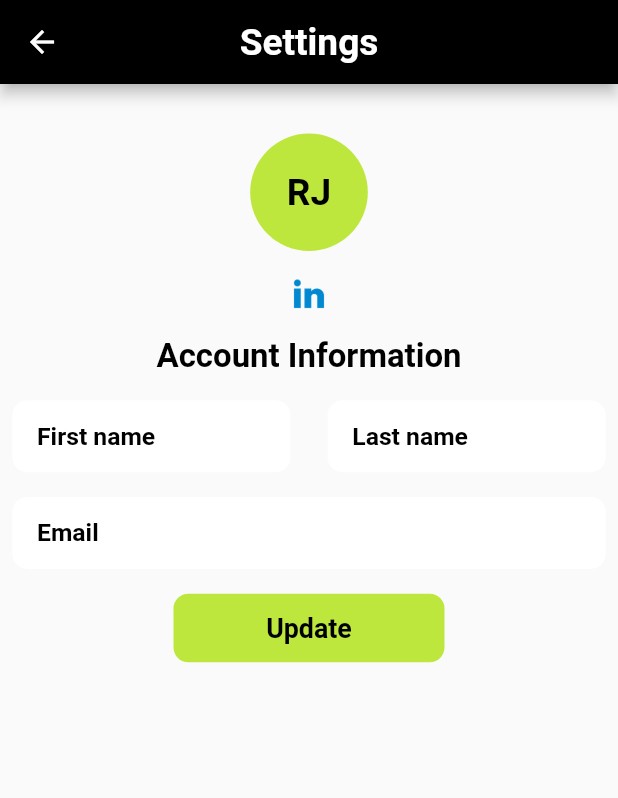
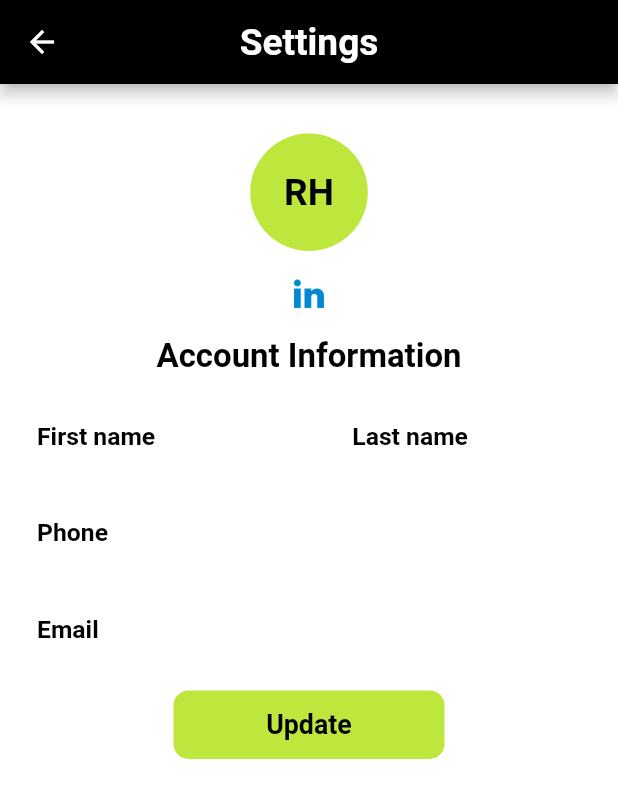
Before and after one commit to FLYINGSKATE/RetailHub, a Flutter app: the ProfileView screen opened by its route, on a phone screen of 412 x 824 dp. Shown: the top 798 px of the screen. Run offline on Flutter 3.47's test engine with Material 2 defaults, Android fonts, the phone set to English and light mode, and no system bars; our stand-ins replace cached_network_image, chewie, connectivity_plus, dio, flutter_spinkit, fluttertoast and 10 more; missing offline and left inert: footer, linkedin_login; accounts and stored records are empty; network calls fail; Roboto replaces fonts that are missing (assets/fonts/Montserrat); statements that could not run were skipped; project files that could hold a hidden picture were left out.

Commit message:
Fix all issues, integrate articles, and publish app on Play Store

```diff
--- a/lib/constants/api.dart
+++ b/lib/constants/api.dart
@@ -8,7 +8,7 @@ class API {
   static String forgetpassword = "$apiURL/forgetPassword";
   static String changePassword = "$apiURL/password/update";
   static String updateAccount =
-      "$apiURL/settings/retailer/update-account-information";
+      "$apiURL/update/profile";
 
 //Articles
   static String articles = "$apiURL/articles";
--- a/lib/constants/string.dart
+++ b/lib/constants/string.dart
@@ -32,6 +32,8 @@ class CustomStrings {
   static const String emailaddress1 = 'Email address';
   static const String password = 'Password';
   static const String forgotyourpassword = 'Forgot your password?';
+  static const String termsconditionlink = 'https://retailhub.ai/terms-service';
+
 
   // step2.1 RH
   static const String businessemail = 'Business E-mail';
--- a/lib/model/register_user_model.dart
+++ b/lib/model/register_user_model.dart
@@ -17,7 +17,7 @@ class RegisterUserModel {
 
     String message;
     User user;
-    bool success;
+    var success;
 
     factory RegisterUserModel.fromJson(Map<String, dynamic> json) => RegisterUserModel(
         message: json["message"],
--- a/lib/model/tagsarticles_model.dart
+++ b/lib/model/tagsarticles_model.dart
@@ -41,7 +41,7 @@ class TagsArticleModel {
     dynamic imagedata;
     String imageName;
     dynamic imageType;
-    AreaInterest areaInterest;
+    var areaInterest;
     String restricted;
     DateTime createdAt;
     DateTime updatedAt;
@@ -60,7 +60,7 @@ class TagsArticleModel {
         imagedata: json["imagedata"],
         imageName: json["image_name"],
         imageType: json["image_type"],
-        areaInterest: AreaInterest.fromJson(json["area_interest"]),
+        areaInterest:"",
         restricted: json["restricted"],
         createdAt: DateTime.parse(json["createdAt"]),
         updatedAt: DateTime.parse(json["updatedAt"]),
@@ -114,7 +114,7 @@ class Tag {
 
     String id;
     String name;
-    String nameLowerCase;
+    String? nameLowerCase;
     ArticleTag articleTag;
 
     factory Tag.fromJson(Map<String, dynamic> json) => Tag(
--- a/lib/model/user_model.dart
+++ b/lib/model/user_model.dart
@@ -9,13 +9,13 @@ UserModel userModelFromJson(String str) => UserModel.fromJson(json.decode(str));
 String userModelToJson(UserModel data) => json.encode(data.toJson());
 
 class UserModel {
+    String message;
+    Data data;
+
     UserModel({
         required this.message,
         required this.data,
     });
-
-    String message;
-    Data data;
 
     factory UserModel.fromJson(Map<String, dynamic> json) => UserModel(
         message: json["message"],
@@ -29,47 +29,47 @@ class UserModel {
 }
 
 class Data {
+    String token;
+    User user;
+
     Data({
         required this.token,
         required this.user,
-        required this.success,
     });
-
-    String token;
-    User user;
-    bool success;
 
     factory Data.fromJson(Map<String, dynamic> json) => Data(
         token: json["token"],
         user: User.fromJson(json["user"]),
-        success: json["success"],
     );
 
     Map<String, dynamic> toJson() => {
         "token": token,
         "user": user.toJson(),
-        "success": success,
     };
 }
 
 class User {
+    int id;
+    String email;
+    String name;
+    String firstName;
+    String lastName;
+    String phoneNumber;
+    bool isLinkedinUser;
+    DateTime createdAt;
+    bool isVerified;
+
     User({
         required this.id,
         required this.email,
         required this.name,
         required this.firstName,
         required this.lastName,
+        required this.phoneNumber,
+        required this.isLinkedinUser,
         required this.createdAt,
         required this.isVerified,
     });
-
-    int id;
-    String email;
-    String name;
-    String firstName;
-    String lastName;
-    DateTime createdAt;
-    bool isVerified;
 
     factory User.fromJson(Map<String, dynamic> json) => User(
         id: json["id"],
@@ -77,6 +77,8 @@ class User {
         name: json["name"],
         firstName: json["first_name"],
         lastName: json["last_name"],
+        phoneNumber: json["phone_number"],
+        isLinkedinUser: json["is_linkedin_user"],
         createdAt: DateTime.parse(json["createdAt"]),
         isVerified: json["isVerified"],
     );
@@ -87,6 +89,8 @@ class User {
         "name": name,
         "first_name": firstName,
         "last_name": lastName,
+        "phone_number": phoneNumber,
+        "is_linkedin_user": isLinkedinUser,
         "createdAt": createdAt.toIso8601String(),
         "isVerified": isVerified,
     };
--- a/lib/ui/views/CoWorking/coworking_viewmodel.dart
+++ b/lib/ui/views/CoWorking/coworking_viewmodel.dart
@@ -24,7 +24,7 @@ class CoworkingViewModel extends BaseViewModel {
   Future<void> getArticles() async {
     showProgressBar(true);
     await ApiServices.getRequest(
-      url: API.articlesbyTag + "1291",
+      url: "${API.articlesbyTag}Co-Working",
       onSuccess: (data) async {
         showProgressBar(false);
         final searchData = tagsArticleModelFromJson(data.toString());
--- a/lib/ui/views/Events/events_viewmodel.dart
+++ b/lib/ui/views/Events/events_viewmodel.dart
@@ -24,7 +24,7 @@ class EventsViewModel extends BaseViewModel {
   Future<void> getArticles() async {
     showProgressBar(true);
     await ApiServices.getRequest(
-      url: API.articlesbyTag + "1291",
+      url: "${API.articlesbyTag}Events",
       onSuccess: (data) async {
         showProgressBar(false);
         final searchData = tagsArticleModelFromJson(data.toString());
--- a/lib/ui/views/Innovation/innovation_viewmodel.dart
+++ b/lib/ui/views/Innovation/innovation_viewmodel.dart
@@ -53,7 +53,7 @@ class InnovationViewModel extends BaseViewModel {
   Future<void> getArticles() async {
     showProgressBar(true);
     await ApiServices.getRequest(
-      url: "${API.articlesbyTag}1293",
+      url: "${API.articlesbyTag}Innovation Explorer",
       onSuccess: (data) async {
         showProgressBar(false);
         final searchData = tagsArticleModelFromJson(data.toString());
--- a/lib/ui/views/Profile/profile_view.dart
+++ b/lib/ui/views/Profile/profile_view.dart
@@ -75,10 +75,11 @@ class ProfileViewState extends State<ProfileView>
   Widget _bodyWidget(ProfileViewModel viewModel) {
     return Container(
         height: double.infinity,
+        color: Colors.white,
         width: double.infinity,
         alignment: Alignment.topCenter,
         child: SingleChildScrollView(
-          physics: BouncingScrollPhysics(),
+          physics: const BouncingScrollPhysics(),
           child: Form(
             key: formkey,
             child: Padding(
@@ -110,7 +111,7 @@ class ProfileViewState extends State<ProfileView>
                             Text(
                               viewModel.lastName.isNotEmpty
                                   ? viewModel.lastName[0].toUpperCase()
-                                  : 'J',
+                                  : 'H',
                               style: TextStyle(
                                   color: backgroundColor,
                                   fontSize: 18.sp,
@@ -166,22 +167,21 @@ class ProfileViewState extends State<ProfileView>
                       ),
                     ],
                   ),
-                  // 2.h.heightBox,
-                  // Visibility(
-                  //   visible: !viewModel.isLinkedinlogin,
-                  //   child: Row(
-                  //     mainAxisAlignment: MainAxisAlignment.spaceBetween,
-                  //     children: [
-                  //       Flexible(
-                  //         child: CustomTextField3(
-                  //             readOnly: true,
-                  //             hintText: 'Phone',
-                  //             label: 'Phone',
-                  //             textEditingController: viewModel.phoneController),
-                  //       ),
-                  //     ],
-                  //   ),
-                  // ),
+                  2.h.heightBox,
+                  Visibility(
+                    // visible: !viewModel.isLinkedinlogin,
+                    child: Row(
+                      mainAxisAlignment: MainAxisAlignment.spaceBetween,
+                      children: [
+                        Flexible(
+                          child: CustomTextField3(
+                              hintText: 'Phone',
+                              label: 'Phone',
+                              textEditingController: viewModel.phoneController),
+                        ),
+                      ],
+                    ),
+                  ),
                   2.h.heightBox,
                   Row(
                     children: [
--- a/lib/ui/views/Training/training_viewmodel.dart
+++ b/lib/ui/views/Training/training_viewmodel.dart
@@ -26,7 +26,7 @@ class TrainingViewModel extends BaseViewModel {
   Future<void> getArticles() async {
     showProgressBar(true);
     await ApiServices.getRequest(
-      url: API.articlesbyTag + "1291",
+      url: "${API.articlesbyTag}Training",
       onSuccess: (data) async {
         showProgressBar(false);
         final searchData = tagsArticleModelFromJson(data.toString());
--- a/lib/ui/widgets/article_details.dart
+++ b/lib/ui/widgets/article_details.dart
@@ -28,9 +28,11 @@ class ArticleDetailsPage extends StatelessWidget {
         title: Text(article.title),
       ),
       body: Container(
+        height: MediaQuery.of(context).size.height,
         color: backgroundColor,
         child: Padding(
-          padding: const EdgeInsets.all(8.0),
+          padding: const EdgeInsets.all(10.0),
+          child: SingleChildScrollView(
             child: Column(
               children: <Widget>[
                 CachedNetworkImage(
@@ -73,6 +75,7 @@ class ArticleDetailsPage extends StatelessWidget {
             ),
           ),
         ),
+      ),
     );
   }
 }
--- a/lib/ui/widgets/progressbar_widget.dart
+++ b/lib/ui/widgets/progressbar_widget.dart
@@ -10,7 +10,6 @@ class loadingView extends StatelessWidget {
   Widget build(BuildContext context) {
     return Container(
       color: isLoading ? Colors.black : null,
-      margin: const EdgeInsets.only(top: 10),
       height: double.infinity,
       child: isLoading
           ? const Center(
```
Also changed, not shown: lib/services/api_service.dart (+34 -1 lines), lib/ui/views/Authentication/login_viewmodel.dart (+53 -50 lines), lib/ui/views/Authentication/signup_view.dart (+50 -9 lines), lib/ui/views/Profile/profile_viewmodel.dart (+26 -20 lines), 1 other file. Lines whose indentation alone changed are shown as unchanged.
